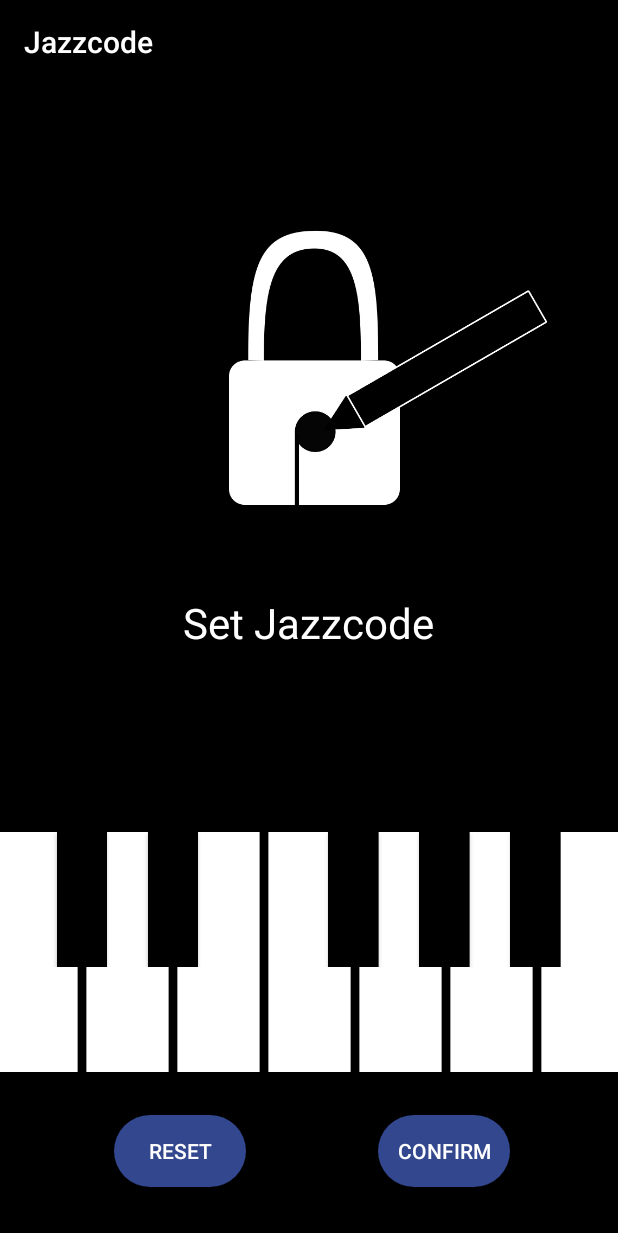
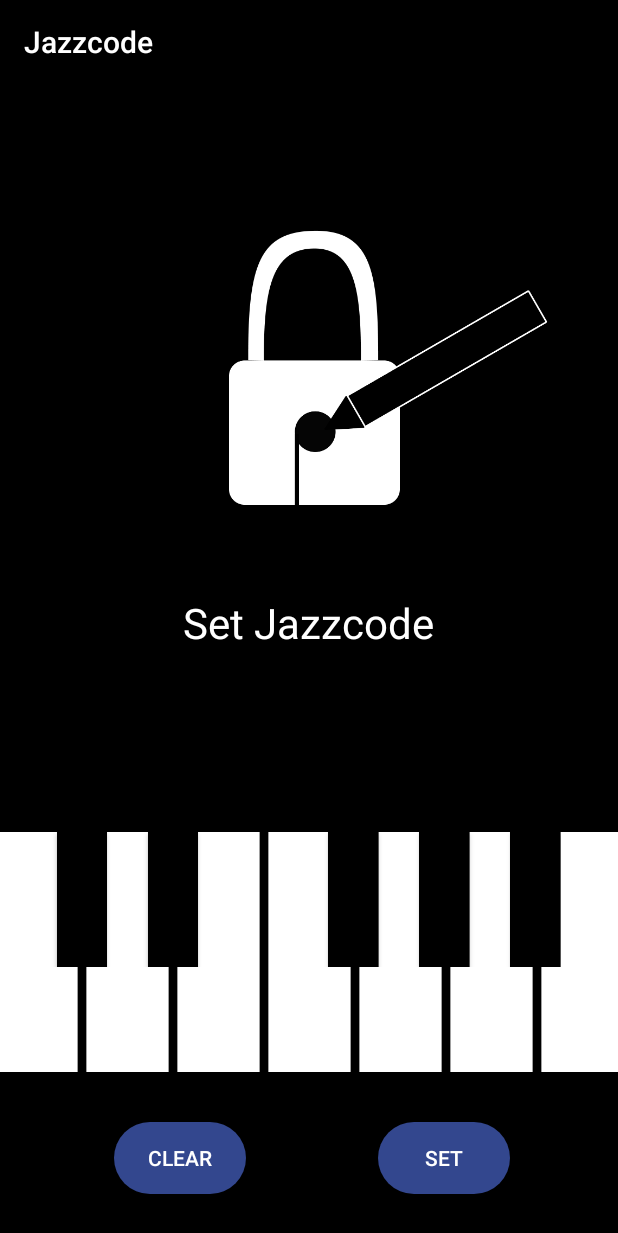
Before and after one commit to yiar/Jazzcode, an Android app: the SetNewPwActivity screen opened directly, with no data from a screen before it, on a phone screen of 412 x 824 dp. Shown: the top 1233 px of the screen. Run offline under Robolectric (Android 15) with nearby library versions, the phone set to English and light mode, and no system bars.

Commit message:
fixed for images

```diff
--- a/JazzCode/app/src/main/res/layout/activity_main.xml
+++ b/JazzCode/app/src/main/res/layout/activity_main.xml
@@ -12,9 +12,11 @@
      android:layout_width="wrap_content"
      android:layout_height="wrap_content"
      android:layout_marginStart="16dp"
+     android:background="#000000"
      app:layout_constraintStart_toStartOf="parent"
      tools:ignore="MissingConstraints"
      tools:layout_editor_absoluteY="3dp" />
+
 
     <TextView
         android:id="@+id/textView"
--- a/JazzCode/app/src/main/res/layout/activity_resetpw.xml
+++ b/JazzCode/app/src/main/res/layout/activity_resetpw.xml
@@ -58,7 +58,7 @@
         app:layout_constraintEnd_toEndOf="parent"
         app:layout_constraintStart_toStartOf="parent"
         app:layout_constraintTop_toTopOf="parent"
-        app:layout_constraintVertical_bias="0.824"
+        app:layout_constraintVertical_bias="0.837"
         tools:ignore="ContentDescription" />
 
     <FrameLayout
--- a/JazzCode/app/src/main/res/values/strings.xml
+++ b/JazzCode/app/src/main/res/values/strings.xml
@@ -3,8 +3,8 @@
     <string name="forgot_password">Forgot password</string>
     <string name="enter_username">Enter username</string>
     <string name="jazzcode">Jazzcode</string>
-    <string name="confirm">Confirm</string>
-    <string name="reset">RESET</string>
+    <string name="confirm">SET</string>
+    <string name="reset">CLEAR</string>
     <string name="press_jazzcode_to_log_in_or_forgot_password_to_reset_your_password">Press Jazzcode to log in or forgot password to reset your password</string>
     <string name="change_password">Change password</string>
     <string name="i_want_you_back">I want you back</string>
```
Lines whose indentation alone changed are shown as unchanged.
